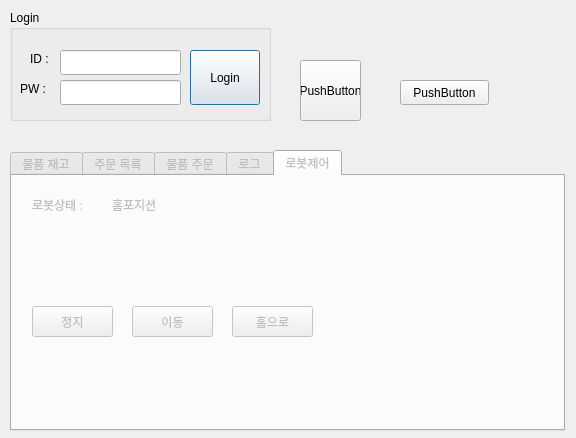
Qt form gui/pickup_admin.ui (addinedu-ros-8th/iot-repo-5) before a commit.
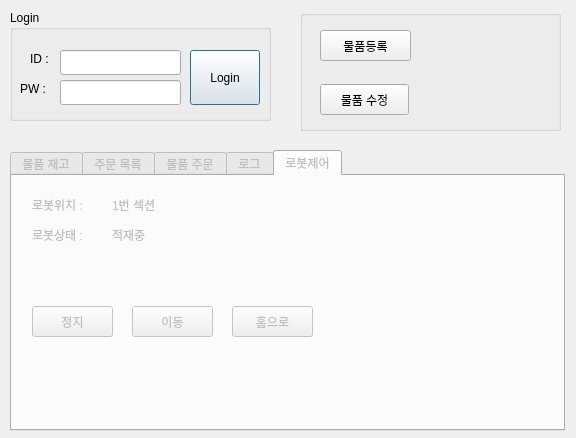
The same form after that commit. The open tabs and pages were chosen to show the change.

The edit to the form file:
```diff
--- a/gui/pickup_admin.ui
+++ b/gui/pickup_admin.ui
@@ -410,6 +410,32 @@
       </rect>
      </property>
      <property name="text">
+      <string>로봇위치 :</string>
+     </property>
+    </widget>
+    <widget class="QLabel" name="lblRobotLocation">
+     <property name="geometry">
+      <rect>
+       <x>100</x>
+       <y>20</y>
+       <width>67</width>
+       <height>17</height>
+      </rect>
+     </property>
+     <property name="text">
+      <string>1번 섹션</string>
+     </property>
+    </widget>
+    <widget class="QLabel" name="label_4">
+     <property name="geometry">
+      <rect>
+       <x>20</x>
+       <y>50</y>
+       <width>67</width>
+       <height>17</height>
+      </rect>
+     </property>
+     <property name="text">
       <string>로봇상태 :</string>
      </property>
     </widget>
@@ -417,42 +443,55 @@
      <property name="geometry">
       <rect>
        <x>100</x>
-       <y>20</y>
+       <y>50</y>
        <width>67</width>
        <height>17</height>
       </rect>
      </property>
      <property name="text">
-      <string>홈포지션</string>
+      <string>적재중</string>
      </property>
     </widget>
    </widget>
   </widget>
-  <widget class="QPushButton" name="test">
+  <widget class="QGroupBox" name="groupBox_2">
    <property name="geometry">
     <rect>
      <x>300</x>
-     <y>60</y>
-     <width>61</width>
-     <height>61</height>
+     <y>10</y>
+     <width>261</width>
+     <height>121</height>
+    </rect>
+   </property>
+   <property name="title">
+    <string/>
+   </property>
+   <widget class="QPushButton" name="btnAddSection">
+    <property name="geometry">
+     <rect>
+      <x>20</x>
+      <y>20</y>
+      <width>91</width>
+      <height>31</height>
     </rect>
    </property>
    <property name="text">
-    <string>PushButton</string>
-   </property>
-  </widget>
-  <widget class="QPushButton" name="btnTest">
+     <string>물품등록</string>
+    </property>
+   </widget>
+   <widget class="QPushButton" name="btnModifyProduct">
    <property name="geometry">
     <rect>
-     <x>400</x>
-     <y>80</y>
+      <x>20</x>
+      <y>74</y>
      <width>89</width>
-     <height>25</height>
+      <height>31</height>
     </rect>
    </property>
    <property name="text">
-    <string>PushButton</string>
-   </property>
+     <string>물품 수정</string>
+    </property>
+   </widget>
   </widget>
  </widget>
  <resources/>
```
Lines whose indentation alone changed are shown as unchanged.
